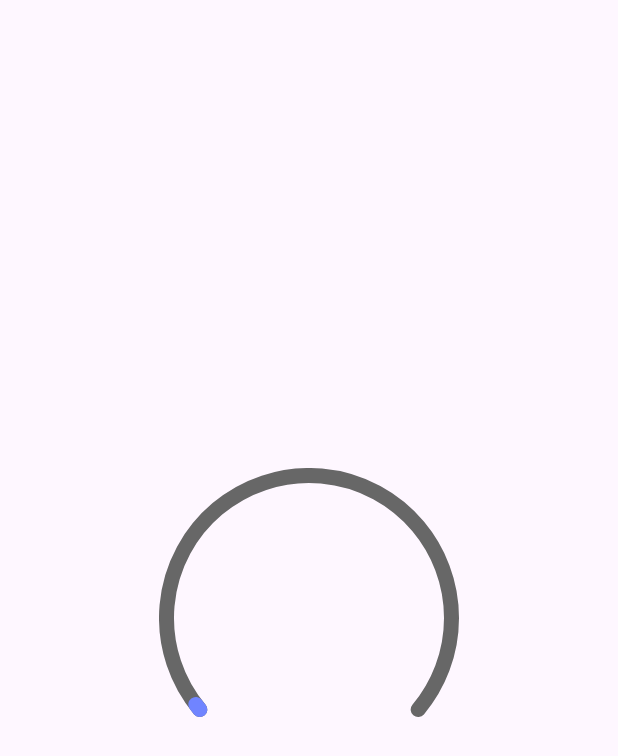
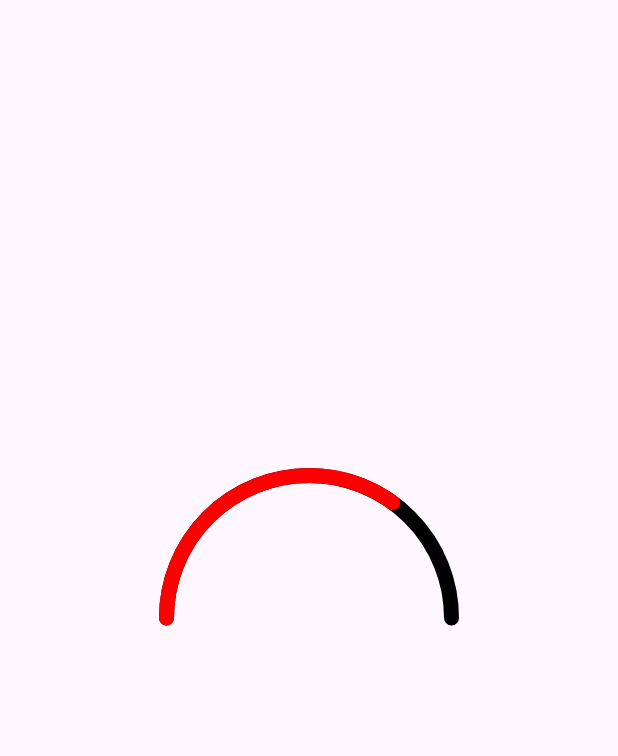
Before and after one commit to JuanArton/Android-ArcProgressBar, an Android app: the layout activity_main.xml on its own in the app's theme, with its tools: preview values and no code run, on a phone screen of 412 x 824 dp. Shown: the top 756 px of the screen. Run offline under Robolectric (Android 15) with nearby library versions, the phone set to English and light mode, and no system bars.

Commit message:
add screenshots

```diff
--- a/app/src/main/res/layout/activity_main.xml
+++ b/app/src/main/res/layout/activity_main.xml
@@ -15,12 +15,14 @@
         app:layout_constraintEnd_toEndOf="parent"
         app:layout_constraintStart_toStartOf="parent"
         app:layout_constraintTop_toTopOf="parent"
-        app:progress="1"
+        app:progress="70"
         app:progressMax="100"
         app:progressMin="0"
-        app:progressWidth="10dp"
-        app:startAngle="140"
-        app:sweepAngle="260"
-        app:trackWidth="10dp" />
+        app:progressColor="@color/red"
+        app:trackColor="@color/black"
+        app:startAngle="180"
+        app:sweepAngle="180"
+        app:trackWidth="10dp"
+        app:progressWidth="10dp" />
 
 </androidx.constraintlayout.widget.ConstraintLayout>
--- a/app/src/main/res/values/colors.xml
+++ b/app/src/main/res/values/colors.xml
@@ -2,4 +2,5 @@
 <resources>
     <color name="black">#FF000000</color>
     <color name="white">#FFFFFFFF</color>
+    <color name="red">#ff0000</color>
 </resources>
```
Also changed, not shown: 5 other files.
